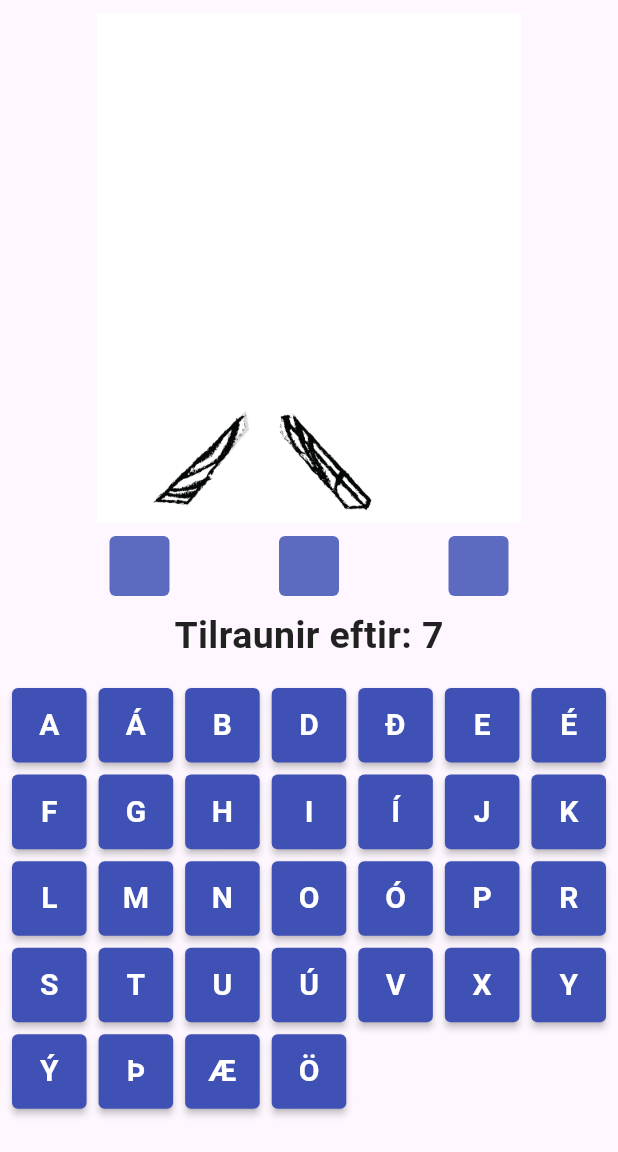
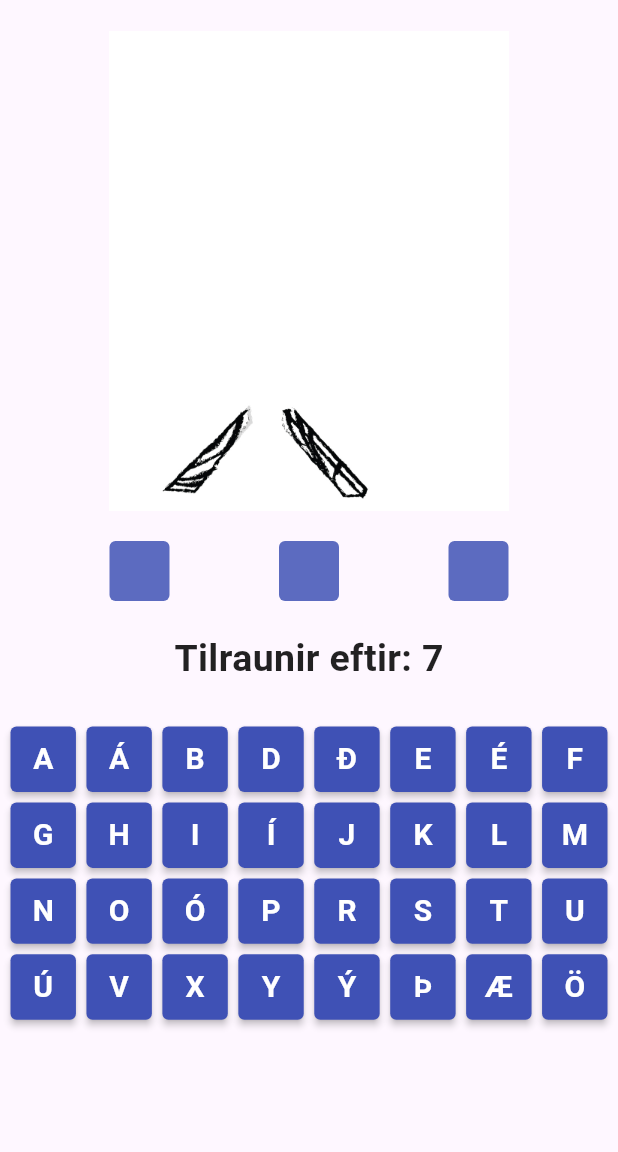
Before and after one commit to OSE-ICE/hangman_ose, a Flutter app: the screen it shows after launch, after a tap on "Spila leik", on a phone screen of 412 x 824 dp, the part 84-1236 px from its top. Run offline on Flutter 3.47's test engine with Material 3 defaults, Android fonts, the phone set to English and light mode, and no system bars; our stand-ins replace google_fonts.

Commit message:
lagaði code til að passa betur fyrir minni síma

```diff
--- a/lib/gameScreen.dart
+++ b/lib/gameScreen.dart
@@ -59,12 +59,12 @@
             mainText("Tilraunir eftir: ${Game.lives - Game.tries}"),
             SizedBox(
               width: double.infinity,
-              height: 300.0,
+              height: 250,
               child: GridView.count(
-                crossAxisCount: 7,
-                mainAxisSpacing: 8.0,
-                crossAxisSpacing: 8.0,
-                padding: const EdgeInsets.all(8.0),
+                crossAxisCount: 8,
+                mainAxisSpacing: 7.0,
+                crossAxisSpacing: 7.0,
+                padding: const EdgeInsets.all(7.0),
                 children: alphabet.map((e) {
                   return RawMaterialButton(
                     onPressed:
--- a/lib/main.dart
+++ b/lib/main.dart
@@ -73,15 +73,15 @@ class WelcomeScreen extends StatelessWidget {
           children: [
             Image.asset(
               "assets/img/welcome.jpg",
-              height: 500,
+              height: 380,
             ),
             SizedBox(
-              width: 380,
+              width: 340,
               child: Center(
                 child: mainText(randomJokes),
               ),
             ),
-            const SizedBox(height: 80),
+            const SizedBox(height: 50),
             ElevatedButton(
               child: mainText("Spila leik"),
               onPressed: () {
--- a/lib/widget/progress_image.dart
+++ b/lib/widget/progress_image.dart
@@ -1,11 +1,11 @@
-import 'package:flutter/cupertino.dart';
+import 'package:flutter/material.dart';
 
 Widget progressImage(bool visible, String path) {
   return Visibility(
     visible: visible,
     child: Container(
       width: 300,
-      height: 340,
+      height: 320,
       child: Image.asset(path),
     ),
   );
```
Also changed, not shown: pubspec.lock, 1 other file.
